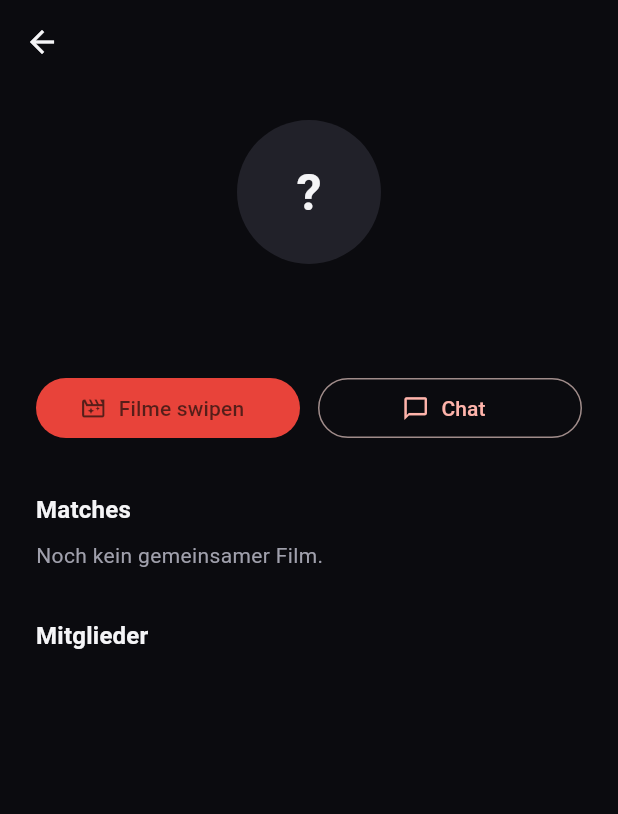
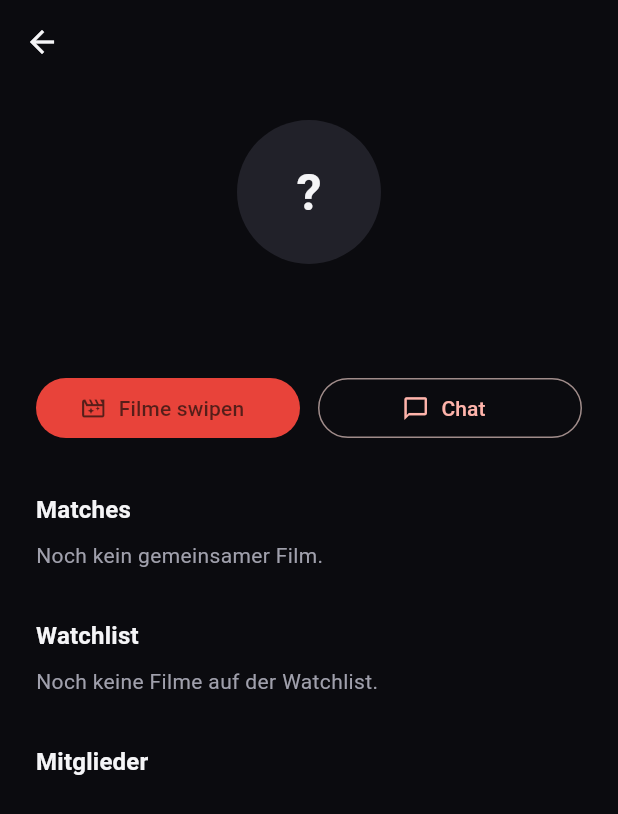
Before and after one commit to NicolasScheible/Film2Watch, a Flutter app: the GroupDetailScreen screen opened directly with empty values, on a phone screen of 412 x 824 dp. Shown: the top 814 px of the screen. Run offline on Flutter 3.47's test engine with Material 3 defaults, Android fonts, the phone set to English and light mode, and no system bars; our stand-ins replace cloud_firestore, firebase_auth, firebase_core, firebase_messaging, firebase_storage, flutter_local_notifications and 5 more; accounts and stored records are empty.

Commit message:
feat: implement group watchlist view
Zeigt die bereits bestehenden SwipeDecision.watchlist-Einträge
("Vielleicht später") jetzt tatsächlich an - persönliche Watchlist
pro Nutzer und Gruppe mit Gruppen-Abgleich, keine zweite
Watchlist-Datenquelle: SwipeRepository.watchWatchlist liest die
bestehende swipes-Collection, groupWatchlistProvider fasst mehrere
Mitglieder mit demselben Film zu einem Eintrag zusammen und filtert
ehemalige Mitglieder heraus (analog zur bestehenden Match-Erkennung).
Neue WatchlistCard (optisch an MatchCard orientiert) zeigt pro Film
ein Badge ("Du hast vorgemerkt" bzw. "X/Y vorgemerkt") in einem neuen
Watchlist-Bereich in GroupDetailScreen. Keine Änderung an Firestore
Rules oder Cloud Functions nötig, da das bestehende Leserecht für
Gruppenmitglieder auf der swipes-Collection dafür bereits ausreicht.
Kein Entfernen von der Watchlist, keine gruppenübergreifende Ansicht -
beides nicht Teil dieses Schritts.

Co-Authored-By: Claude Sonnet 5 <noreply@anthropic.com>
Claude-Session: https://claude.ai/code/session_019AGxqvhzCz2uYkaggpU2w6

```diff
--- a/lib/providers/swipe_provider.dart
+++ b/lib/providers/swipe_provider.dart
@@ -1,5 +1,6 @@
 import 'package:flutter_riverpod/flutter_riverpod.dart';
 
+import '../models/movie_swipe.dart';
 import '../repositories/swipe_repository.dart';
 import '../services/swipe_service.dart';
 import 'auth_provider.dart';
@@ -12,3 +13,69 @@ final swipeRepositoryProvider = Provider<SwipeRepository>((ref) {
 final swipeServiceProvider = Provider<SwipeService>((ref) {
   return SwipeService(ref.watch(swipeRepositoryProvider), ref.watch(groupRepositoryProvider));
 });
+
+/// Ein Film, den mindestens ein aktuelles Mitglied der Gruppe auf die
+/// Watchlist ("Vielleicht später") gesetzt hat, zusammen mit den UIDs der
+/// aktuellen Mitglieder, die ihn vorgemerkt haben.
+class WatchlistEntry {
+  const WatchlistEntry({
+    required this.movieId,
+    required this.memberUids,
+    required this.updatedAt,
+  });
+
+  final int movieId;
+  final List<String> memberUids;
+  final DateTime updatedAt;
+}
+
+/// Rohe Watchlist-Swipes aller (auch ehemaliger) Mitglieder dieser Gruppe,
+/// in Echtzeit - Grundlage für [groupWatchlistProvider], das die Filterung
+/// auf aktuelle Mitglieder übernimmt. Öffentlich (nicht privat), damit
+/// Tests diesen Stream analog zu `groupMatchesProvider` gezielt "vorwärmen"
+/// können, bevor sie den kombinierten [groupWatchlistProvider] lesen.
+final groupWatchlistSwipesProvider = StreamProvider.family<List<MovieSwipe>, String>((
+  ref,
+  groupId,
+) {
+  return ref.watch(swipeRepositoryProvider).watchWatchlist(groupId);
+});
+
+/// Die gruppenweit abgeglichene Watchlist: ein Eintrag pro Film, den
+/// mindestens ein *aktuelles* Mitglied vorgemerkt hat, zuletzt aktualisiert
+/// zuerst. Kombiniert reaktiv die rohen Watchlist-Swipes mit der aktuellen
+/// Mitgliederliste (`groupMembersProvider`) - Einträge ehemaliger Mitglieder
+/// werden herausgefiltert, analog zur bestehenden Match-Erkennung
+/// (`functions/matchEngine.js`), die ebenfalls nur aktuelle Mitglieder
+/// zählt. Ein einzelnes noch ladendes Mitglieder-Stream blockiert nicht die
+/// ganze Liste (wird währenddessen einfach als "noch keine Mitglieder"
+/// behandelt, bis die eigene Aktualisierung eintrifft) - analog zu
+/// `allMyMatchesProvider`.
+final groupWatchlistProvider = Provider.family<AsyncValue<List<WatchlistEntry>>, String>((
+  ref,
+  groupId,
+) {
+  final swipesAsync = ref.watch(groupWatchlistSwipesProvider(groupId));
+  final currentMemberUids =
+      ref.watch(groupMembersProvider(groupId)).value?.map((m) => m.uid).toSet() ??
+          const <String>{};
+
+  return swipesAsync.whenData((swipes) {
+    final byMovie = <int, List<MovieSwipe>>{};
+    for (final swipe in swipes) {
+      if (!currentMemberUids.contains(swipe.uid)) continue;
+      byMovie.putIfAbsent(swipe.movieId, () => []).add(swipe);
+    }
+
+    final entries = byMovie.entries.map((entry) {
+      final memberUids = entry.value.map((s) => s.uid).toList()..sort();
+      final updatedAt = entry.value.map((s) => s.updatedAt).reduce(
+            (a, b) => a.isAfter(b) ? a : b,
+          );
+      return WatchlistEntry(movieId: entry.key, memberUids: memberUids, updatedAt: updatedAt);
+    }).toList();
+
+    entries.sort((a, b) => b.updatedAt.compareTo(a.updatedAt));
+    return entries;
+  });
+});
--- a/lib/screens/groups/group_detail_screen.dart
+++ b/lib/screens/groups/group_detail_screen.dart
@@ -3,11 +3,14 @@ import 'package:flutter_riverpod/flutter_riverpod.dart';
 
 import '../../components/friends/user_avatar.dart';
 import '../../components/movies/match_card.dart';
+import '../../components/movies/watchlist_card.dart';
 import '../../models/group_member.dart';
+import '../../providers/auth_provider.dart';
 import '../../providers/friend_provider.dart';
 import '../../providers/group_action_controller.dart';
 import '../../providers/group_provider.dart';
 import '../../providers/match_provider.dart';
+import '../../providers/swipe_provider.dart';
 import '../../theme/app_theme.dart';
 import '../../utils/group_error_translator.dart';
 import '../movies/movie_detail_screen.dart';
@@ -18,7 +21,8 @@ import 'invite_friend_screen.dart';
 
 /// Detailseite einer Gruppe: Bild, Name, Mitglieder, rollenabhängige
 /// Aktionen, der Einstieg in die Gruppen-Swipe-Session, die echte
-/// Match-Liste sowie der echte Gruppenchat.
+/// Match-Liste, der gruppenweite Watchlist-Abgleich sowie der echte
+/// Gruppenchat.
 class GroupDetailScreen extends ConsumerWidget {
   const GroupDetailScreen({super.key, required this.groupId});
 
@@ -101,6 +105,10 @@ class GroupDetailScreen extends ConsumerWidget {
               Text('Matches', style: Theme.of(context).textTheme.titleMedium),
               const SizedBox(height: 8),
               _MatchesSection(groupId: groupId),
+              const SizedBox(height: 32),
+              Text('Watchlist', style: Theme.of(context).textTheme.titleMedium),
+              const SizedBox(height: 8),
+              _WatchlistSection(groupId: groupId),
               const SizedBox(height: 32),
               Row(
                 mainAxisAlignment: MainAxisAlignment.spaceBetween,
@@ -186,6 +194,67 @@ class _MatchesSection extends ConsumerWidget {
       loading: () => const Center(child: CircularProgressIndicator(color: AppColors.accent)),
       error: (error, _) => const Text(
         'Matches konnten nicht geladen werden.',
+        style: TextStyle(color: AppColors.textSecondary),
+      ),
+    );
+  }
+}
+
+/// Gruppenweiter Watchlist-Abgleich: zeigt jeden Film, den mindestens ein
+/// aktuelles Mitglied auf "Vielleicht später" gesetzt hat, mit einem Badge,
+/// das anzeigt, ob nur der aktuelle User oder mehrere Mitglieder ihn
+/// vorgemerkt haben. Rein persönliche Watchlist-Einträge pro Nutzer/Gruppe
+/// (siehe `SwipeDecision.watchlist`), keine gruppenübergreifende Ansicht.
+class _WatchlistSection extends ConsumerWidget {
+  const _WatchlistSection({required this.groupId});
+
+  final String groupId;
+
+  @override
+  Widget build(BuildContext context, WidgetRef ref) {
+    final watchlistAsync = ref.watch(groupWatchlistProvider(groupId));
+    final myUid = ref.watch(authStateChangesProvider).value?.uid;
+    final totalMembers = ref.watch(groupMembersProvider(groupId)).value?.length;
+
+    return watchlistAsync.when(
+      data: (entries) {
+        if (entries.isEmpty) {
+          return const Text(
+            'Noch keine Filme auf der Watchlist.',
+            style: TextStyle(color: AppColors.textSecondary),
+          );
+        }
+        return SizedBox(
+          height: 210,
+          child: ListView.separated(
+            scrollDirection: Axis.horizontal,
+            itemCount: entries.length,
+            separatorBuilder: (context, index) => const SizedBox(width: 12),
+            itemBuilder: (context, index) {
+              final entry = entries[index];
+              final isOnlyMe = entry.memberUids.length == 1 &&
+                  myUid != null &&
+                  entry.memberUids.contains(myUid);
+              final badgeLabel = isOnlyMe
+                  ? 'Du hast vorgemerkt'
+                  : '${entry.memberUids.length}/${totalMembers ?? entry.memberUids.length} vorgemerkt';
+              return SizedBox(
+                width: 140,
+                child: WatchlistCard(
+                  movieId: entry.movieId,
+                  badgeLabel: badgeLabel,
+                  onTap: () => Navigator.of(context).push(
+                    MaterialPageRoute(builder: (_) => MovieDetailScreen(tmdbId: entry.movieId)),
+                  ),
+                ),
+              );
+            },
+          ),
+        );
+      },
+      loading: () => const Center(child: CircularProgressIndicator(color: AppColors.accent)),
+      error: (error, _) => const Text(
+        'Watchlist konnte nicht geladen werden.',
         style: TextStyle(color: AppColors.textSecondary),
       ),
     );
```
Also changed, not shown: lib/components/movies/watchlist_card.dart (added, +213 -0 lines), lib/repositories/swipe_repository.dart (+13 -0 lines), 3 other files.
